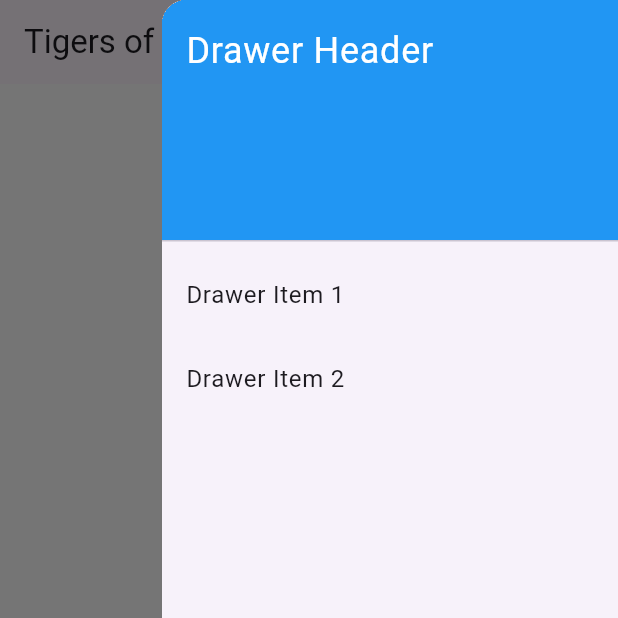
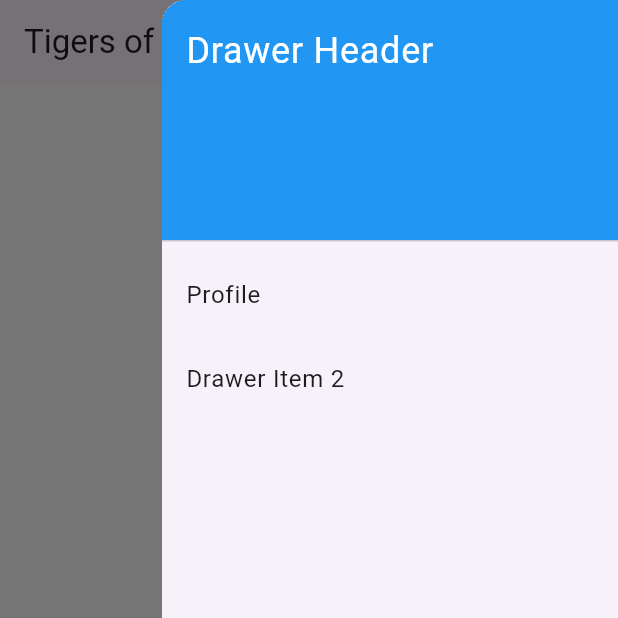
Before and after one commit to suchithkurra/TigerPedia, a Flutter app: the screen it shows after launch, with the side drawer open, on a phone screen of 412 x 824 dp, the top half of it. Run offline on Flutter 3.47's test engine with Material 3 defaults, Android fonts, the phone set to English and light mode, and no system bars; our stand-ins replace firebase_core; accounts and stored records are empty.

Commit message:
drawer change

```diff
--- a/lib/main.dart
+++ b/lib/main.dart
@@ -100,7 +100,7 @@ class _HomePageState extends State<bottom_nav> {
               ),
             ),
             ListTile(
-              title: Text('Drawer Item 1'),
+              title: Text('Profile'),
               onTap: () {
                 // Implement your drawer item functionality here
               },
```
